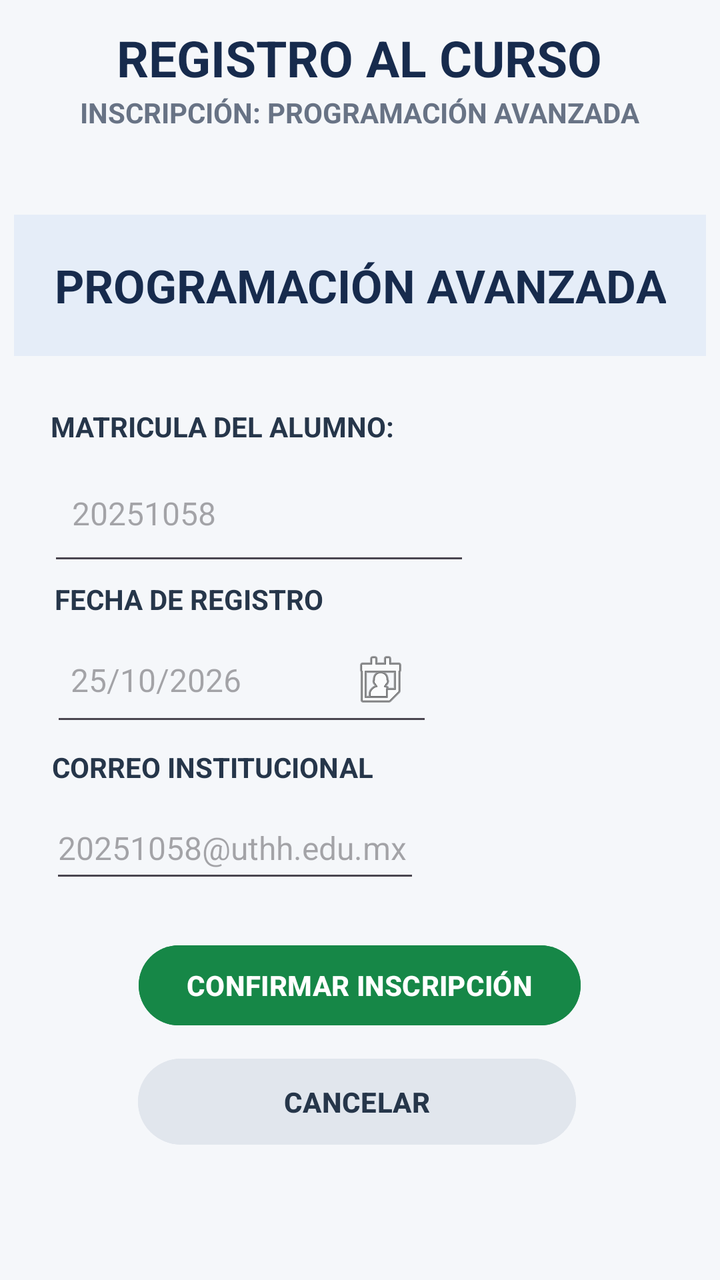
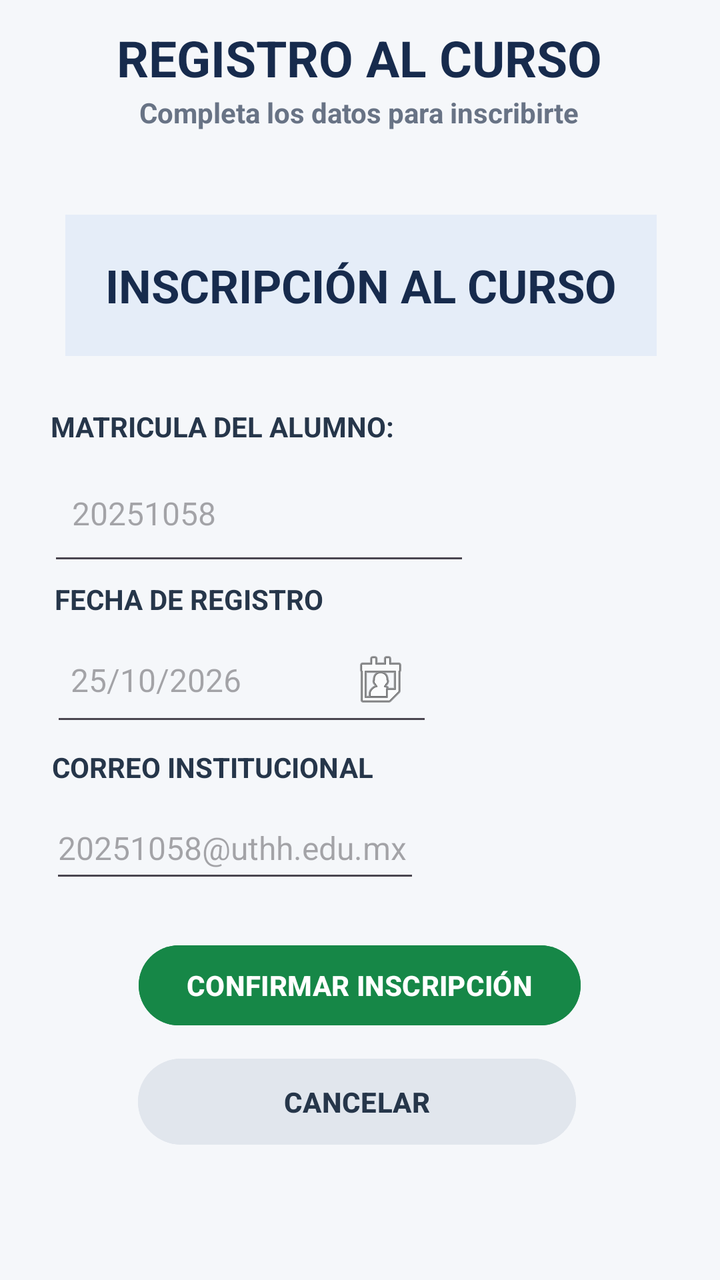

Compare the two renders of this Android layout. The source of the first and the diff that turns it into the second are given below.
<!-- AndroidManifest.xml: application theme Theme.Cursos -->
<!-- res/layout/activity_registrocursos.xml -->
<?xml version="1.0" encoding="utf-8"?>
<androidx.constraintlayout.widget.ConstraintLayout xmlns:android="http://schemas.android.com/apk/res/android"
    xmlns:app="http://schemas.android.com/apk/res-auto"
    xmlns:tools="http://schemas.android.com/tools"
    android:id="@+id/main"
    android:layout_width="match_parent"
    android:layout_height="match_parent"
    tools:context=".Vista.registrocursos">


    <ScrollView
        android:id="@+id/svRegistro"
        android:layout_width="match_parent"
        android:layout_height="match_parent"
        android:background="#F5F7FA"
        android:fillViewport="true"
        android:padding="0dp"
        android:scrollbars="vertical"
        app:layout_constraintBottom_toBottomOf="parent"
        app:layout_constraintEnd_toEndOf="parent"
        app:layout_constraintStart_toStartOf="parent"
        app:layout_constraintTop_toTopOf="parent">

        <androidx.constraintlayout.widget.ConstraintLayout
            android:layout_width="match_parent"
            android:layout_height="wrap_content">

            <Button
                android:id="@+id/btnConfirmarInscripcion"
                android:layout_width="wrap_content"
                android:layout_height="wrap_content"
                android:layout_marginBottom="14dp"
                android:backgroundTint="#168747"
                android:text="CONFIRMAR INSCRIPCIÓN"
                android:textSize="14sp"
                android:textStyle="bold"
                app:layout_constraintBottom_toBottomOf="parent"
                app:layout_constraintEnd_toEndOf="parent"
                app:layout_constraintHorizontal_bias="0.498"
                app:layout_constraintStart_toStartOf="parent"
                app:layout_constraintTop_toTopOf="parent"
                app:layout_constraintVertical_bias="0.811" />

            <Button
                android:id="@+id/btnCancelar"
                android:layout_width="219dp"
                android:layout_height="51dp"
                android:backgroundTint="#E1E6ED"
                android:text="CANCELAR"
                android:textColor="#26364A"
                android:textSize="14sp"
                android:textStyle="bold"
                app:layout_constraintBottom_toBottomOf="parent"
                app:layout_constraintEnd_toEndOf="parent"
                app:layout_constraintHorizontal_bias="0.489"
                app:layout_constraintStart_toStartOf="parent"
                app:layout_constraintTop_toTopOf="parent"
                app:layout_constraintVertical_bias="0.892" />

            <EditText
                android:id="@+id/txtCorreoInstitucional"
                android:layout_width="185dp"
                android:layout_height="48dp"
                android:layout_marginBottom="30dp"
                android:ems="10"

                android:inputType="textEmailAddress"
                android:singleLine="true"
                android:hint="20251058@uthh.edu.mx"
                android:textSize="16sp"
                app:layout_constraintBottom_toBottomOf="parent"
                app:layout_constraintEnd_toEndOf="parent"
                app:layout_constraintHorizontal_bias="0.142"
                app:layout_constraintStart_toStartOf="parent"
                app:layout_constraintTop_toTopOf="parent"
                app:layout_constraintVertical_bias="0.709" />

            <EditText
                android:id="@+id/txtFechaRegistro"
                android:layout_width="191dp"
                android:layout_height="59dp"
                android:layout_marginBottom="22dp"
                android:clickable="true"
                android:cursorVisible="false"
                android:ems="10"
                android:focusable="false"
                android:drawableEnd="@android:drawable/ic_menu_my_calendar"
                android:inputType="none"
                android:minHeight="48dp"
                android:paddingStart="10dp"
                android:paddingEnd="10dp"
                android:singleLine="true"
                android:hint="25/10/2026"
                android:textSize="16sp"
                app:layout_constraintBottom_toBottomOf="parent"
                app:layout_constraintEnd_toEndOf="parent"
                app:layout_constraintHorizontal_bias="0.15"
                app:layout_constraintStart_toStartOf="parent"
                app:layout_constraintTop_toTopOf="parent"
                app:layout_constraintVertical_bias="0.553" />

            <TextView
                android:id="@+id/txtTmatricula"
                android:layout_width="wrap_content"
                android:layout_height="wrap_content"
                android:layout_marginBottom="8dp"
                android:text="MATRICULA DEL ALUMNO:"
                android:textColor="#26364A"
                android:textSize="14sp"
                android:textStyle="bold"
                app:layout_constraintBottom_toBottomOf="parent"
                app:layout_constraintEnd_toEndOf="parent"
                app:layout_constraintHorizontal_bias="0.135"
                app:layout_constraintStart_toStartOf="parent"
                app:layout_constraintTop_toTopOf="parent"
                app:layout_constraintVertical_bias="0.332" />

            <TextView
                android:id="@+id/txtTfecha"
                android:layout_width="wrap_content"
                android:layout_height="wrap_content"
                android:layout_marginBottom="8dp"
                android:text="FECHA DE REGISTRO"
                android:textColor="#26364A"
                android:textSize="14sp"
                android:textStyle="bold"
                app:layout_constraintBottom_toBottomOf="parent"
                app:layout_constraintEnd_toEndOf="parent"
                app:layout_constraintHorizontal_bias="0.122"
                app:layout_constraintStart_toStartOf="parent"
                app:layout_constraintTop_toTopOf="parent"
                app:layout_constraintVertical_bias="0.473" />

            <TextView
                android:id="@+id/txtTcorreo"
                android:layout_width="wrap_content"
                android:layout_height="wrap_content"
                android:layout_marginBottom="8dp"
                android:text="CORREO INSTITUCIONAL"
                android:textColor="#26364A"
                android:textSize="14sp"
                android:textStyle="bold"
                app:layout_constraintBottom_toBottomOf="parent"
                app:layout_constraintEnd_toEndOf="parent"
                app:layout_constraintHorizontal_bias="0.13"
                app:layout_constraintStart_toStartOf="parent"
                app:layout_constraintTop_toTopOf="parent"
                app:layout_constraintVertical_bias="0.61" />

            <TextView
                android:id="@+id/txtNombreCurso"
                android:layout_width="wrap_content"
                android:layout_height="wrap_content"
                android:layout_marginTop="80dp"
                android:background="#E5EDF8"
                android:gravity="center"
                android:padding="20dp"
                android:text="PROGRAMACIÓN AVANZADA"
                android:textColor="#172B4D"
                android:textSize="23sp"
                android:textStyle="bold"
                app:layout_constraintBottom_toBottomOf="parent"
                app:layout_constraintEnd_toEndOf="parent"
                app:layout_constraintHorizontal_bias="0.507"
                app:layout_constraintStart_toStartOf="parent"
                app:layout_constraintTop_toTopOf="parent"
                app:layout_constraintVertical_bias="0.056" />

            <TextView
                android:id="@+id/txtSubtitulo"
                android:layout_width="wrap_content"
                android:layout_height="wrap_content"
                android:layout_marginBottom="24dp"
                android:gravity="center"
                android:text="INSCRIPCIÓN: PROGRAMACIÓN AVANZADA"
                android:textColor="#687385"
                android:textSize="14sp"
                android:textStyle="bold"
                app:layout_constraintBottom_toBottomOf="parent"
                app:layout_constraintEnd_toEndOf="parent"
                app:layout_constraintHorizontal_bias="0.496"
                app:layout_constraintStart_toStartOf="parent"
                app:layout_constraintTop_toTopOf="parent"
                app:layout_constraintVertical_bias="0.078" />

            <TextView
                android:id="@+id/txtTitulo"
                android:layout_width="wrap_content"
                android:layout_height="wrap_content"
                android:layout_marginTop="12dp"
                android:layout_marginBottom="8dp"
                android:gravity="center"
                android:text="REGISTRO AL CURSO"
                android:textColor="#172B4D"
                android:textSize="25sp"
                android:textStyle="bold"
                app:layout_constraintBottom_toBottomOf="parent"
                app:layout_constraintEnd_toEndOf="parent"
                app:layout_constraintHorizontal_bias="0.497"
                app:layout_constraintStart_toStartOf="parent"
                app:layout_constraintTop_toTopOf="parent"
                app:layout_constraintVertical_bias="0.0" />

            <EditText
                android:id="@+id/txtMatriculaAlumno"
                android:layout_width="211dp"
                android:layout_height="62dp"
                android:layout_marginBottom="22dp"
                android:ems="10"

                android:inputType="number"
                android:padding="12dp"
                android:singleLine="true"
                android:hint="20251058"
                android:textSize="16sp"
                app:layout_constraintBottom_toBottomOf="parent"
                app:layout_constraintEnd_toEndOf="parent"
                app:layout_constraintHorizontal_bias="0.16"
                app:layout_constraintStart_toStartOf="parent"
                app:layout_constraintTop_toTopOf="parent"
                app:layout_constraintVertical_bias="0.406" />
        </androidx.constraintlayout.widget.ConstraintLayout>
    </ScrollView>
</androidx.constraintlayout.widget.ConstraintLayout>
<!-- resources referenced by this layout -->
<resources>
  <style name="Theme.Cursos" parent="Base.Theme.Cursos" />
  <style name="Base.Theme.Cursos" parent="Theme.Material3.DayNight.NoActionBar">
          
          
      </style>
</resources>

<!-- the commit's change to res/layout/activity_registrocursos.xml (unified diff, before → after) -->
@@ -155,7 +155,7 @@
                 android:background="#E5EDF8"
                 android:gravity="center"
                 android:padding="20dp"
-                android:text="PROGRAMACIÓN AVANZADA"
+                android:text="INSCRIPCIÓN AL CURSO"
                 android:textColor="#172B4D"
                 android:textSize="23sp"
                 android:textStyle="bold"
@@ -172,7 +172,7 @@
                 android:layout_height="wrap_content"
                 android:layout_marginBottom="24dp"
                 android:gravity="center"
-                android:text="INSCRIPCIÓN: PROGRAMACIÓN AVANZADA"
+                android:text="Completa los datos para inscribirte"
                 android:textColor="#687385"
                 android:textSize="14sp"
                 android:textStyle="bold"
